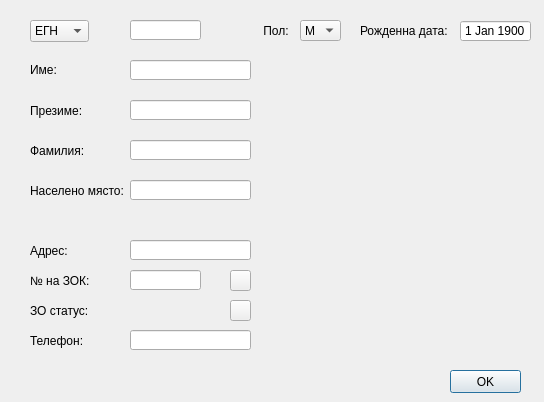
Qt form src/View/PatientDialog/PatientFormDialog.ui (thefinalcutbg/DinoDent) before a commit.
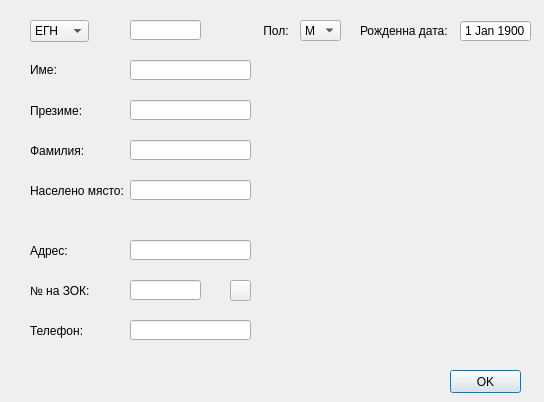
The same form after that commit. Custom widgets are drawn as their Qt base class.

Commit message: NRA checked moved from PatientDialog to ListPresenter

What changed in the file:
```diff
--- a/src/View/PatientDialog/PatientFormDialog.ui
+++ b/src/View/PatientDialog/PatientFormDialog.ui
@@ -58,7 +58,7 @@
    <property name="geometry">
     <rect>
      <x>30</x>
-     <y>330</y>
+     <y>320</y>
      <width>71</width>
      <height>21</height>
     </rect>
@@ -87,7 +87,7 @@
    <property name="geometry">
     <rect>
      <x>130</x>
-     <y>330</y>
+     <y>320</y>
      <width>121</width>
      <height>20</height>
     </rect>
@@ -155,7 +155,7 @@
    <property name="geometry">
     <rect>
      <x>130</x>
-     <y>270</y>
+     <y>280</y>
      <width>71</width>
      <height>20</height>
     </rect>
@@ -341,7 +341,7 @@
    <property name="geometry">
     <rect>
      <x>30</x>
-     <y>270</y>
+     <y>280</y>
      <width>71</width>
      <height>21</height>
     </rect>
@@ -396,7 +396,7 @@
    <property name="geometry">
     <rect>
      <x>230</x>
-     <y>270</y>
+     <y>280</y>
      <width>21</width>
      <height>21</height>
     </rect>
@@ -405,48 +405,6 @@
     <string/>
    </property>
   </widget>
-  <widget class="QLabel" name="insuredLabel">
-   <property name="geometry">
-    <rect>
-     <x>130</x>
-     <y>300</y>
-     <width>91</width>
-     <height>20</height>
-    </rect>
-   </property>
-   <property name="text">
-    <string/>
-   </property>
-   <property name="alignment">
-    <set>Qt::AlignLeading|Qt::AlignLeft|Qt::AlignVCenter</set>
-   </property>
-  </widget>
-  <widget class="QPushButton" name="nraButton">
-   <property name="geometry">
-    <rect>
-     <x>230</x>
-     <y>300</y>
-     <width>21</width>
-     <height>21</height>
-    </rect>
-   </property>
-   <property name="text">
-    <string/>
-   </property>
-  </widget>
-  <widget class="QLabel" name="label_10">
-   <property name="geometry">
-    <rect>
-     <x>30</x>
-     <y>300</y>
-     <width>71</width>
-     <height>21</height>
-    </rect>
-   </property>
-   <property name="text">
-    <string>ЗО статус:</string>
-   </property>
-  </widget>
  </widget>
  <layoutdefault spacing="6" margin="11"/>
  <customwidgets>
```
The commit also changes 22 other files.
